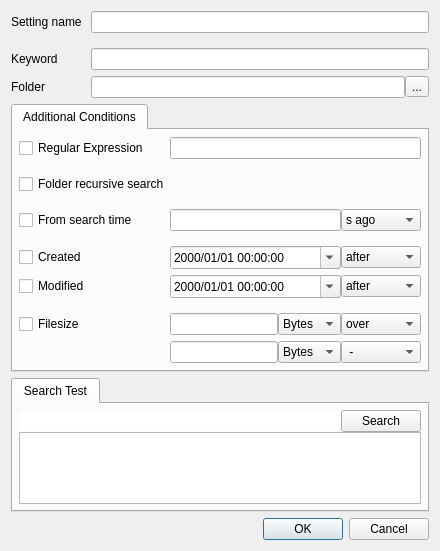
Old version of the form src/filesearchdialog/filesearchdialog.ui in the repository karakirimu/AutoBatchTools.
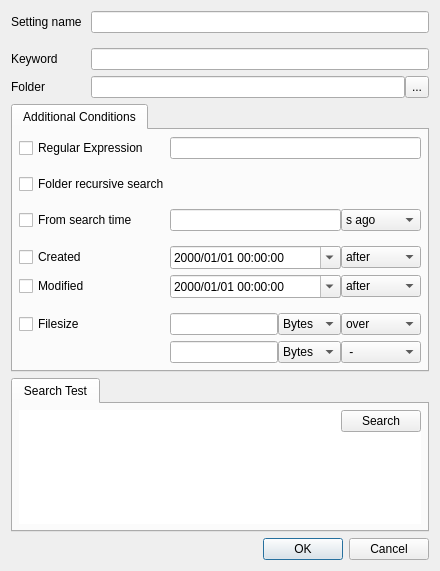
New version of the form. Icons and pictures are not drawn. Custom widgets are drawn as their Qt base class.

Patch:
```diff
--- a/src/filesearchdialog/filesearchdialog.ui
+++ b/src/filesearchdialog/filesearchdialog.ui
@@ -10,7 +10,7 @@
     <x>0</x>
     <y>0</y>
     <width>440</width>
-    <height>550</height>
+    <height>571</height>
    </rect>
   </property>
   <property name="sizePolicy">
@@ -116,6 +116,12 @@
       </item>
       <item row="3" column="3">
        <widget class="QToolButton" name="openToolButton">
+        <property name="sizePolicy">
+         <sizepolicy hsizetype="Preferred" vsizetype="Preferred">
+          <horstretch>0</horstretch>
+          <verstretch>0</verstretch>
+         </sizepolicy>
+        </property>
         <property name="text">
          <string>...</string>
         </property>
@@ -624,12 +630,16 @@
           </widget>
          </item>
          <item row="1" column="0" colspan="3">
-          <widget class="SearchDialogTable" name="resultTableWidget"/>
+          <widget class="SearchDialogTable" name="resultTableWidget">
+           <property name="frameShape">
+            <enum>QFrame::NoFrame</enum>
+           </property>
+          </widget>
          </item>
          <item row="0" column="0" colspan="2">
           <widget class="QLineEdit" name="directoryTestLineEdit">
            <property name="sizePolicy">
-            <sizepolicy hsizetype="Preferred" vsizetype="Fixed">
+            <sizepolicy hsizetype="Preferred" vsizetype="Preferred">
              <horstretch>0</horstretch>
              <verstretch>0</verstretch>
             </sizepolicy>
```
Left out of the diff: 2 changed lines with no effect on the pictures.
